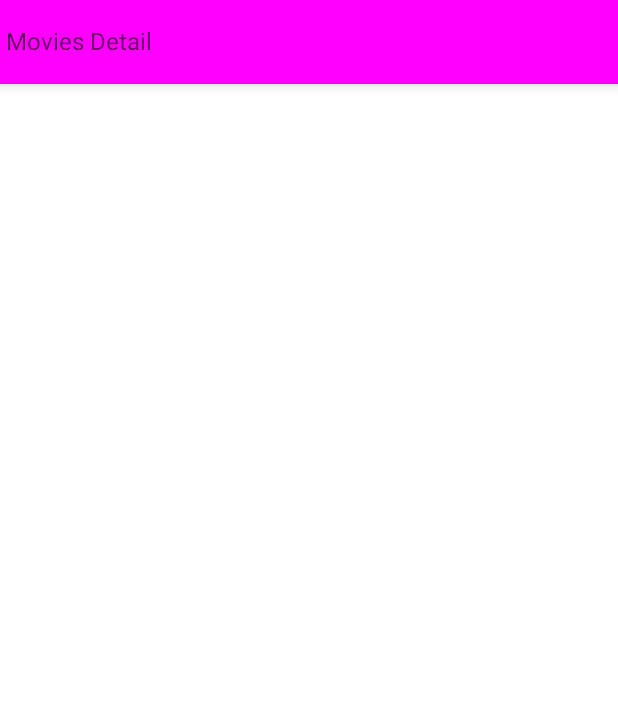
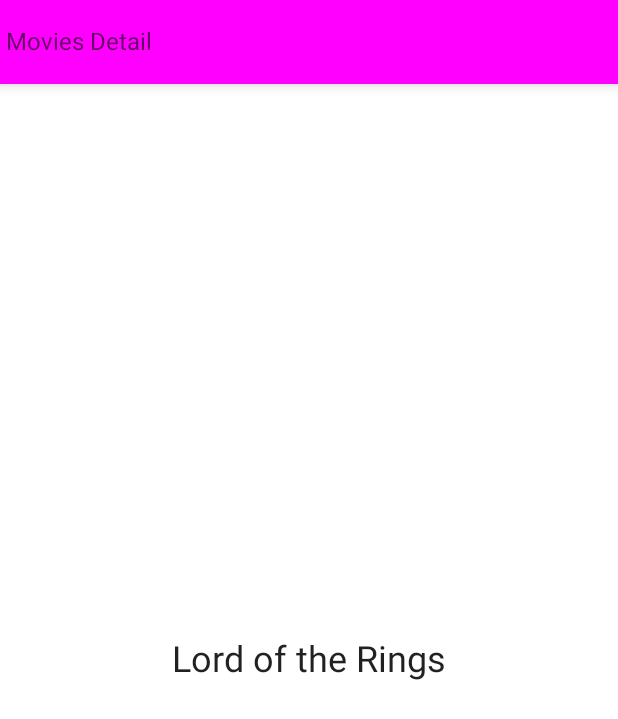
Before and after one commit to nmurphy-87/MovieApp, an Android app built with Jetpack Compose: the screen it shows after launch (MainActivity), after a tap on "Lord of the Rings", on a phone screen of 412 x 824 dp. Shown: the top 719 px of the screen. Run offline under Robolectric (Android 15) with nearby library versions, the phone set to English and light mode, and no system bars.

```diff
--- a/app/src/main/java/com/niallmurph/movieapp/navigation/MovieNavigation.kt
+++ b/app/src/main/java/com/niallmurph/movieapp/navigation/MovieNavigation.kt
@@ -1,22 +1,27 @@
 package com.niallmurph.movieapp.navigation
 
 import androidx.compose.runtime.Composable
+import androidx.navigation.NavType
 import androidx.navigation.compose.NavHost
 import androidx.navigation.compose.composable
 import androidx.navigation.compose.rememberNavController
+import androidx.navigation.navArgument
 import com.niallmurph.movieapp.screens.details.DetailsScreen
 import com.niallmurph.movieapp.screens.home.HomeScreen
 
 @Composable
-fun MovieNavigation(){
+fun MovieNavigation() {
     val navController = rememberNavController()
 
-    NavHost(navController = navController, startDestination = MovieScreens.HomeScreen.name){
-        composable(route = MovieScreens.HomeScreen.name){
+    NavHost(navController = navController, startDestination = MovieScreens.HomeScreen.name) {
+        composable(route = MovieScreens.HomeScreen.name) {
             HomeScreen(navController = navController)
         }
-        composable(MovieScreens.DetailsScreen.name){
-            DetailsScreen(navController = navController)
+        composable(
+            MovieScreens.DetailsScreen.name + "/{movie}",
+            arguments = listOf(navArgument(name = "movie") { type = NavType.StringType })
+        ) { backStackEntry ->
+            DetailsScreen(navController = navController, backStackEntry.arguments?.getString("movie"))
         }
     }
 }
--- a/app/src/main/java/com/niallmurph/movieapp/screens/details/DetailsScreen.kt
+++ b/app/src/main/java/com/niallmurph/movieapp/screens/details/DetailsScreen.kt
@@ -1,17 +1,20 @@
 package com.niallmurph.movieapp.screens.details
 
 import android.annotation.SuppressLint
-import androidx.compose.material.Scaffold
-import androidx.compose.material.Text
-import androidx.compose.material.TopAppBar
+import androidx.compose.foundation.layout.Arrangement
+import androidx.compose.foundation.layout.Column
+import androidx.compose.foundation.layout.fillMaxSize
+import androidx.compose.material.*
 import androidx.compose.runtime.Composable
+import androidx.compose.ui.Alignment
+import androidx.compose.ui.Modifier
 import androidx.compose.ui.graphics.Color
 import androidx.compose.ui.unit.dp
 import androidx.navigation.NavController
 
 @SuppressLint("UnusedMaterialScaffoldPaddingParameter")
 @Composable
-fun DetailsScreen(navController: NavController) {
+fun DetailsScreen(navController: NavController, movieName : String?) {
     Scaffold(
         topBar = {
             TopAppBar(
@@ -22,6 +25,15 @@ fun DetailsScreen(navController: NavController) {
             }
         }
     ) {
-
+        Surface(
+            modifier = Modifier.fillMaxSize()
+        ) {
+            Column(
+                horizontalAlignment = Alignment.CenterHorizontally,
+                verticalArrangement = Arrangement.Center
+            ) {
+                Text(text = movieName.toString(), style = MaterialTheme.typography.h5)
+            }
+        }
     }
 }
--- a/app/src/main/java/com/niallmurph/movieapp/screens/home/HomeScreen.kt
+++ b/app/src/main/java/com/niallmurph/movieapp/screens/home/HomeScreen.kt
@@ -53,7 +53,7 @@ fun MainContent(
             items(items = movieList) {
                 MovieRow(it) { movie ->
                     Log.d("MOVIE", "$movie")
-                    navController.navigate(route = MovieScreens.DetailsScreen.name)
+                    navController.navigate(route = MovieScreens.DetailsScreen.name+"/$movie")
                 }
             }
         }
```
